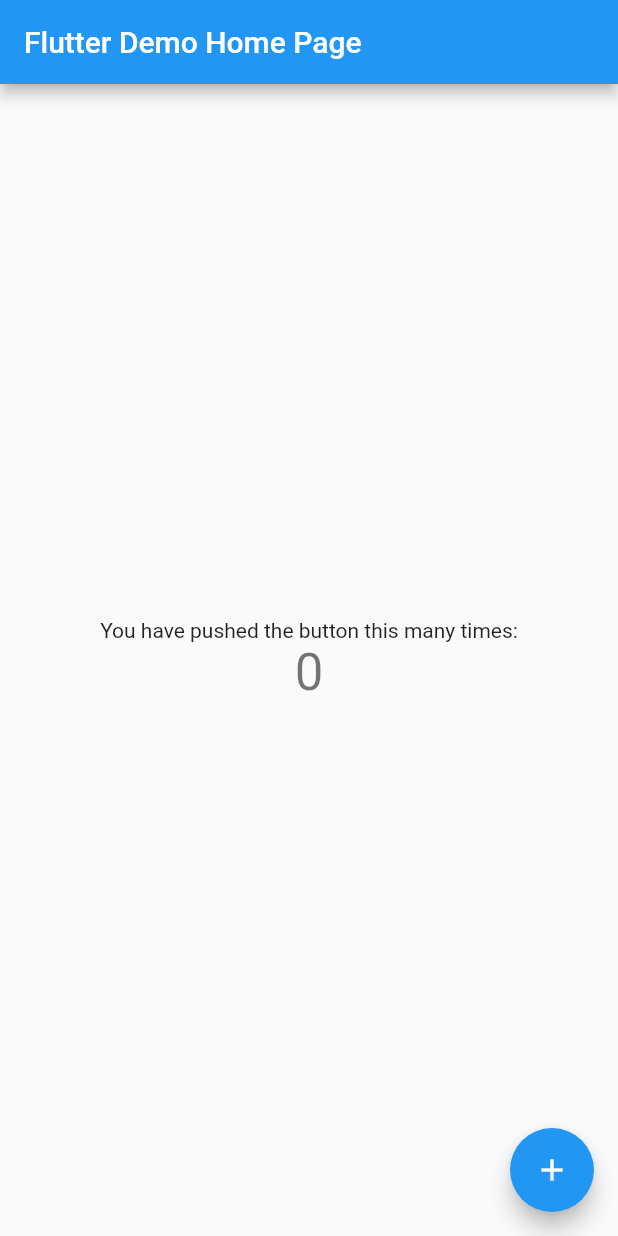
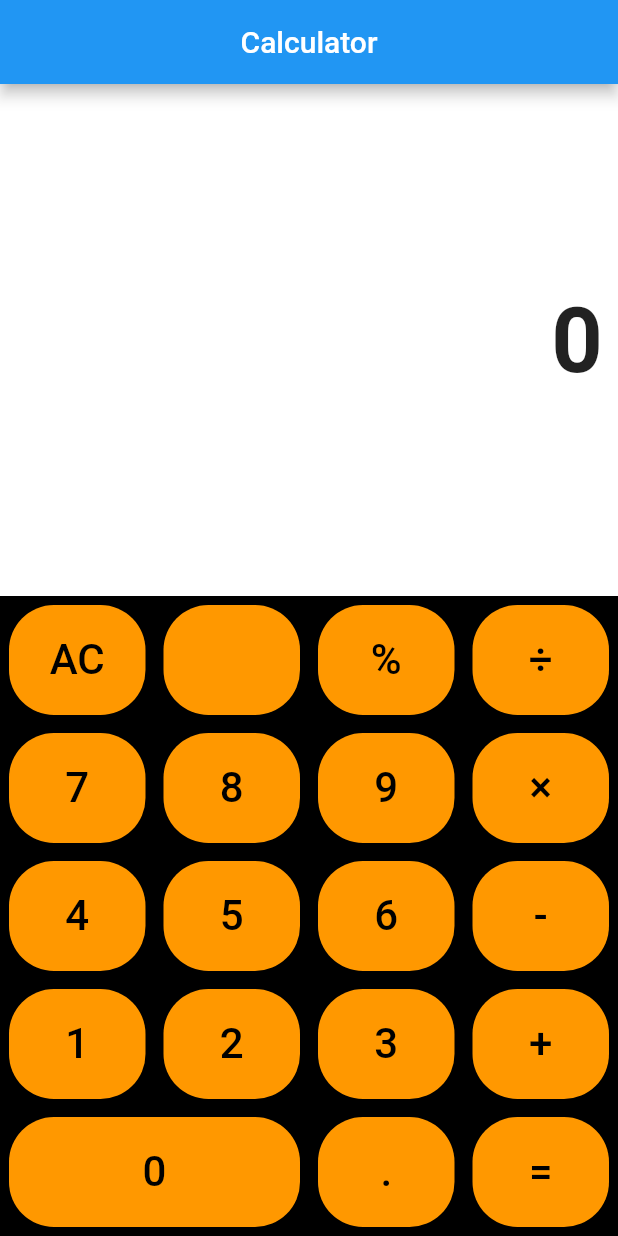
Before and after one commit to Smouki92/calculator, a Flutter app: the screen it shows after launch, on a phone screen of 412 x 824 dp. Run offline on Flutter 3.47's test engine with Material 2 defaults, Android fonts, the phone set to English and light mode, and no system bars.

Commit message:
interface created

```diff
--- /dev/null
+++ b/lib/NewButton.dart
@@ -0,0 +1,36 @@
+import 'package:flutter/material.dart';
+
+class NewButton extends StatelessWidget {
+  String text;
+
+
+
+  buttonPressed(String text){
+    print(text);
+  }
+
+  NewButton(this.text);
+
+  @override
+  Widget build(BuildContext context) {
+    return Container(
+      margin: const EdgeInsets.all(6.0),
+      height: double.infinity,
+      width: double.infinity,
+      alignment: Alignment.center,
+      decoration: BoxDecoration(
+        borderRadius: BorderRadius.circular(30.0),
+        color: Colors.orange,
+      ),
+      child: MaterialButton(
+        onPressed: () {
+          buttonPressed(text);
+        },
+        child: Text(
+          text,
+          style: const TextStyle(color: Colors.black, fontSize: 28.0),
+        ),
+      ),
+    );
+  }
+}
--- /dev/null
+++ b/lib/Simple_Calc.dart
@@ -0,0 +1,7 @@
+
+abstract class SimpleCalc {
+  double sum(double a, double b);
+  double substract(double a, double b);
+  double multiply(double a, double b);
+  double divide(double a, double b);
+}
--- a/lib/main.dart
+++ b/lib/main.dart
@@ -1,3 +1,4 @@
+import 'package:calculator/NewButton.dart';
 import 'package:flutter/material.dart';
 
 void main() {
@@ -9,97 +10,143 @@ class MyApp extends StatelessWidget {
 
   @override
   Widget build(BuildContext context) {
-    return MaterialApp(
-      title: 'Flutter Demo',
-      theme: ThemeData(
-        primarySwatch: Colors.blue,
-      ),
-      home: const MyHomePage(title: 'Flutter Demo Home Page'),
+    return const MaterialApp(
+      title: 'Calculator',
+      home: MyCalculator(),
     );
   }
 }
 
-class MyHomePage extends StatefulWidget {
-  const MyHomePage({Key? key, required this.title}) : super(key: key);
-
-  // This widget is the home page of your application. It is stateful, meaning
-  // that it has a State object (defined below) that contains fields that affect
-  // how it looks.
-
-  // This class is the configuration for the state. It holds the values (in this
-  // case the title) provided by the parent (in this case the App widget) and
-  // used by the build method of the State. Fields in a Widget subclass are
-  // always marked "final".
-
-  final String title;
+class MyCalculator extends StatefulWidget {
+  const MyCalculator({Key? key}) : super(key: key);
 
   @override
-  State<MyHomePage> createState() => _MyHomePageState();
+  MyCalculatorState createState() => MyCalculatorState();
 }
 
-class _MyHomePageState extends State<MyHomePage> {
-  int _counter = 0;
+class MyCalculatorState extends State<MyCalculator> {
+  String output = '0';
 
-  void _incrementCounter() {
-    setState(() {
-      // This call to setState tells the Flutter framework that something has
-      // changed in this State, which causes it to rerun the build method below
-      // so that the display can reflect the updated values. If we changed
-      // _counter without calling setState(), then the build method would not be
-      // called again, and so nothing would appear to happen.
-      _counter++;
-    });
-  }
 
   @override
   Widget build(BuildContext context) {
-    // This method is rerun every time setState is called, for instance as done
-    // by the _incrementCounter method above.
-    //
-    // The Flutter framework has been optimized to make rerunning build methods
-    // fast, so that you can just rebuild anything that needs updating rather
-    // than having to individually change instances of widgets.
     return Scaffold(
         appBar: AppBar(
-        // Here we take the value from the MyHomePage object that was created by
-        // the App.build method, and use it to set our appbar title.
-        title: Text(widget.title),
+          title: const Text('Calculator'),
+          centerTitle: true,
         ),
-      body: Center(
-        // Center is a layout widget. It takes a single child and positions it
-        // in the middle of the parent.
+        body: Container(
+            color: Colors.black,
             child: Column(
-          // Column is also a layout widget. It takes a list of children and
-          // arranges them vertically. By default, it sizes itself to fit its
-          // children horizontally, and tries to be as tall as its parent.
-          //
-          // Invoke "debug painting" (press "p" in the console, choose the
-          // "Toggle Debug Paint" action from the Flutter Inspector in Android
-          // Studio, or the "Toggle Debug Paint" command in Visual Studio Code)
-          // to see the wireframe for each widget.
-          //
-          // Column has various properties to control how it sizes itself and
-          // how it positions its children. Here we use mainAxisAlignment to
-          // center the children vertically; the main axis here is the vertical
-          // axis because Columns are vertical (the cross axis would be
-          // horizontal).
-          mainAxisAlignment: MainAxisAlignment.center,
               children: <Widget>[
-            const Text(
-              'You have pushed the button this many times:',
+                Flexible(
+                  flex: 4,
+                  child: Container(
+                    height: double.infinity,
+                    width: double.infinity,
+                    alignment: Alignment.centerRight,
+                    padding: const EdgeInsets.symmetric(
+                      vertical: 0,
+                      horizontal: 10,
                     ),
-            Text(
-              '$_counter',
-              style: Theme.of(context).textTheme.headline4,
+                    child: Text(output,
+                        style: const TextStyle(
+                          fontSize: 60.0,
+                          fontWeight: FontWeight.bold,
+                        )),
+                    color: Colors.white,
+                  ),
+                ),
+                Flexible(
+                  flex: 5,
+                  child: Container(
+                    color: Colors.black,
+                    child: Column(
+                      children: [
+                        Flexible(
+                          flex: 1,
+                          child: SizedBox(
+                            height: double.infinity,
+                            width: double.infinity,
+                            child: Row(
+                              crossAxisAlignment: CrossAxisAlignment.start,
+                              children: <Widget>[
+                                Flexible(flex: 1, child: NewButton('AC')),
+                                Flexible(flex: 1, child: NewButton('')),
+                                Flexible(flex: 1, child: NewButton('%')),
+                                Flexible(flex: 1, child: NewButton('\u00F7')),
+                              ],
+                            ),
+                          ),
+                        ),
+                        Flexible(
+                          flex: 1,
+                          child: SizedBox(
+                            height: double.infinity,
+                            width: double.infinity,
+                            child: Row(
+                              crossAxisAlignment: CrossAxisAlignment.start,
+                              children: <Widget>[
+                                Flexible(flex: 1, child: NewButton('7')),
+                                Flexible(flex: 1, child: NewButton('8')),
+                                Flexible(flex: 1, child: NewButton('9')),
+                                Flexible(flex: 1, child: NewButton('\u00D7')),
+                              ],
+                            ),
+                          ),
+                        ),
+                        Flexible(
+                          flex: 1,
+                          child: SizedBox(
+                            height: double.infinity,
+                            width: double.infinity,
+                            child: Row(
+                              crossAxisAlignment: CrossAxisAlignment.start,
+                              children: <Widget>[
+                                Flexible(flex: 1, child: NewButton('4')),
+                                Flexible(flex: 1, child: NewButton('5')),
+                                Flexible(flex: 1, child: NewButton('6')),
+                                Flexible(flex: 1, child: NewButton('-')),
+                              ],
+                            ),
+                          ),
+                        ),
+                        Flexible(
+                          flex: 1,
+                          child: SizedBox(
+                            height: double.infinity,
+                            width: double.infinity,
+                            child: Row(
+                              crossAxisAlignment: CrossAxisAlignment.start,
+                              children: <Widget>[
+                                Flexible(flex: 1, child: NewButton('1')),
+                                Flexible(flex: 1, child: NewButton('2')),
+                                Flexible(flex: 1, child: NewButton('3')),
+                                Flexible(flex: 1, child: NewButton('+')),
+                              ],
+                            ),
+                          ),
+                        ),
+                        Flexible(
+                          flex: 1,
+                          child: SizedBox(
+                            height: double.infinity,
+                            width: double.infinity,
+                            child: Row(
+                              crossAxisAlignment: CrossAxisAlignment.start,
+                              children: <Widget>[
+                                Flexible(flex: 2, child: NewButton('0')),
+                                Flexible(flex: 1, child: NewButton('.')),
+                                Flexible(flex: 1, child: NewButton('=')),
+                              ],
+                            ),
+                          ),
                         ),
                       ],
                     ),
                   ),
-      floatingActionButton: FloatingActionButton(
-        onPressed: _incrementCounter,
-        tooltip: 'Increment',
-        child: const Icon(Icons.add),
-      ), // This trailing comma makes auto-formatting nicer for build methods.
-    );
+                )
+              ],
+            )));
   }
 }
```
Lines whose indentation alone changed are shown as unchanged.
